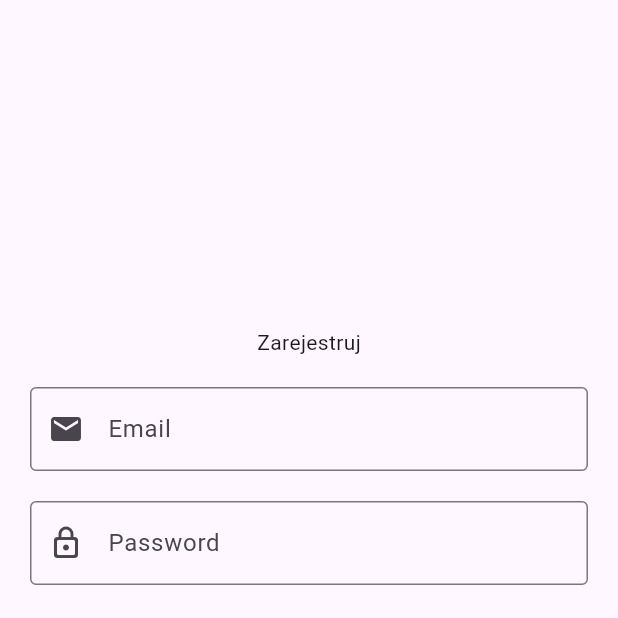
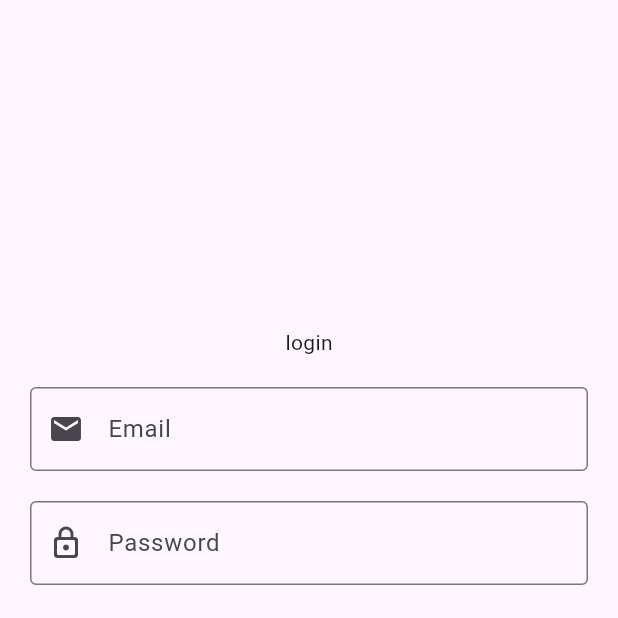
Before and after one commit to lukaszgrajczyk/readbook, a Flutter app: the screen it shows after launch, after a tap on "Zaloguj", after a tap on "utwórz konto", after a tap on "Zarejestruj", on a phone screen of 412 x 824 dp, the top half of it. Run offline on Flutter 3.47's test engine with Material 3 defaults, Android fonts, the phone set to English and light mode, and no system bars; our stand-ins replace firebase_auth, firebase_core; accounts and stored records are empty; network calls fail.

Commit message:
Orginize files

```diff
--- a/lib/login_page.dart
+++ b/lib/LoginPage/login_page.dart
@@ -2,20 +2,21 @@ import 'package:firebase_auth/firebase_auth.dart';
 import 'package:flutter/material.dart';
 
 class LoginPage extends StatefulWidget {
-  const LoginPage({
+  LoginPage({
     super.key,
   });
+
+  final emailController = TextEditingController();
+  final passwordController = TextEditingController();
 
   @override
   State<LoginPage> createState() => _LoginPageState();
 }
 
-final emailController = TextEditingController();
-final passwordController = TextEditingController();
-
 class _LoginPageState extends State<LoginPage> {
   var isCreatingAccount = false;
   var errorMessage = '';
+
   @override
   Widget build(BuildContext context) {
     return Scaffold(
@@ -25,10 +26,11 @@ class _LoginPageState extends State<LoginPage> {
           child: Column(
             mainAxisAlignment: MainAxisAlignment.center,
             children: [
-              Text(isCreatingAccount ? 'Zarejestruj' : 'Zaloguj'),
+              Text('login'),
+              // Text(isCreatingAccount ? 'Zarejestruj' : 'Zaloguj'),
               SizedBox(height: 20),
               TextField(
-                controller: emailController,
+                controller: widget.emailController,
                 decoration: InputDecoration(
                   prefixIcon: Icon(Icons.email),
                   hintText: 'name@example.com',
@@ -38,7 +40,7 @@ class _LoginPageState extends State<LoginPage> {
               ),
               SizedBox(height: 20),
               TextField(
-                controller: passwordController,
+                controller: widget.passwordController,
                 obscureText: true,
                 decoration: InputDecoration(
                   prefixIcon: Icon(Icons.lock_outline_rounded),
@@ -50,13 +52,36 @@ class _LoginPageState extends State<LoginPage> {
               SizedBox(height: 40),
               Text(errorMessage),
               SizedBox(height: 20),
+
+              //Obsługa błędów do poprawy -zamieszać z ifami elsami i {} ...[]
+
               if (isCreatingAccount == false)
                 ElevatedButton(
                   onPressed: () async {
                     try {
                       await FirebaseAuth.instance.signInWithEmailAndPassword(
-                        email: emailController.text,
-                        password: passwordController.text,
+                        email: widget.emailController.text,
+                        password: widget.passwordController.text,
+                      );
+                    } catch (error) {
+                      setState(() {
+                        errorMessage = error.toString();
+                      });
+                    }
+                  },
+                  child: Text(
+                    isCreatingAccount ? 'Zarejestruj' : 'Zaloguj',
+                  ),
+                ),
+
+              if (isCreatingAccount == true)
+                ElevatedButton(
+                  onPressed: () async {
+                    try {
+                      await FirebaseAuth.instance
+                          .createUserWithEmailAndPassword(
+                        email: widget.emailController.text,
+                        password: widget.passwordController.text,
                       );
                     } catch (error) {
                       setState(() {
@@ -66,27 +91,21 @@ class _LoginPageState extends State<LoginPage> {
                   },
                   child: Text(isCreatingAccount ? 'Zarejestruj' : 'Zaloguj'),
                 ),
-              if (isCreatingAccount == true)
-                ElevatedButton(
-                  onPressed: () async {
-                    await FirebaseAuth.instance.createUserWithEmailAndPassword(
-                      email: emailController.text,
-                      password: passwordController.text,
-                    ); //obsluga authentication
-                  },
-                  child: Text(isCreatingAccount ? 'Zarejestruj' : 'Zaloguj'),
-                ),
+
               if (isCreatingAccount == false)
                 TextButton(
                   onPressed: () {
                     {
-                      setState(() {
-                        isCreatingAccount = true;
-                      });
+                      setState(
+                        () {
+                          isCreatingAccount = true;
+                        },
+                      );
                     }
                   },
                   child: Text('utwórz konto'),
                 ),
+
               if (isCreatingAccount == true)
                 TextButton(
                   onPressed: () {
--- a/lib/main.dart
+++ b/lib/main.dart
@@ -2,8 +2,8 @@ import 'package:firebase_auth/firebase_auth.dart';
 import 'package:firebase_core/firebase_core.dart';
 import 'package:flutter/material.dart';
 import 'package:readbook/firebase_options.dart';
-import 'package:readbook/home_page.dart';
-import 'package:readbook/login_page.dart';
+import 'package:readbook/HomePage/home_page.dart';
+import 'package:readbook/LoginPage/login_page.dart';
 
 void main() async {
   WidgetsFlutterBinding.ensureInitialized();
@@ -44,7 +44,7 @@ class RootPage extends StatelessWidget {
             return LoginPage();
           }
 
-          return HomePage(user: user); //user: email
+          return HomePage(user: user);
         });
   }
 }
```
Also changed, not shown: lib/AddBookRevew/add_review_page_content.dart (added, +19 -0 lines), lib/BookReview/book_review_page.content.dart (added, +19 -0 lines), lib/HomePage/home_page.dart (renamed from lib/home_page.dart, +6 -35 lines), lib/MyAccount/my_account_page_content.dart (added, +36 -0 lines).
